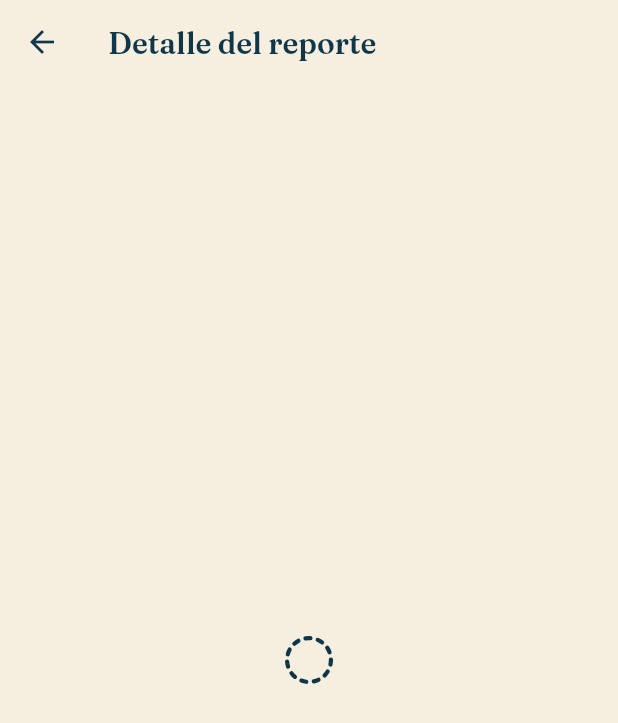
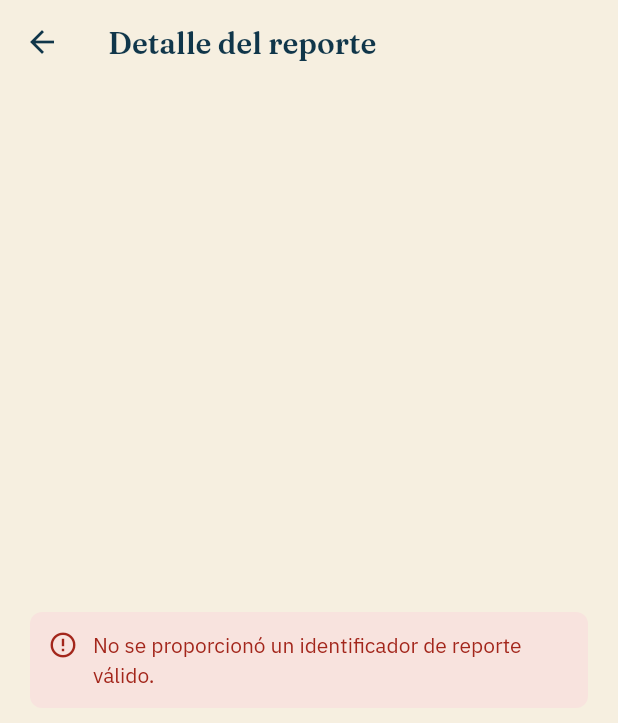
Before and after one commit to Juanda2005123/CivicApp, a Flutter app: the IncidentDetailScreen screen opened by its route, on a phone screen of 412 x 824 dp. Shown: the top 723 px of the screen. Run offline on Flutter 3.47's test engine with Material 3 defaults, Android fonts, the phone set to English and light mode, and no system bars; our stand-ins replace equatable, flutter_bloc, flutter_dotenv, geolocator, get_it, supabase_flutter; accounts and stored records are empty.

Commit message:
fix(reports): harden tracking code resolution, submit concurrency guard, and empty id handling

```diff
--- a/lib/features/reports/data/datasources/incident_remote_data_source.dart
+++ b/lib/features/reports/data/datasources/incident_remote_data_source.dart
@@ -149,7 +149,9 @@ class IncidentRemoteDataSource {
   /// Fetches full incident detail by ID or tracking code.
   Future<IncidentModel> getIncidentById(String idOrTrackingCode) async {
     try {
-      final isCode = idOrTrackingCode.startsWith('#') || idOrTrackingCode.contains('-');
+      final isTrackingCode = idOrTrackingCode.startsWith('#') ||
+          idOrTrackingCode.startsWith('VIG-') ||
+          idOrTrackingCode.length < 32;
 
       var query = _client.from('road_incident').select('''
         *,
@@ -160,7 +162,7 @@ class IncidentRemoteDataSource {
         incident_comment(id_comment)
       ''');
 
-      final row = isCode && !idOrTrackingCode.contains('-4') // Check if tracking code format
+      final row = isTrackingCode
           ? await query.eq('tracking_code', idOrTrackingCode).maybeSingle()
           : await query.eq('id_incident', idOrTrackingCode).maybeSingle();
 
--- a/lib/features/reports/ui/bloc/report_wizard_bloc.dart
+++ b/lib/features/reports/ui/bloc/report_wizard_bloc.dart
@@ -214,6 +214,8 @@ class ReportWizardBloc extends Bloc<ReportWizardEvent, ReportWizardState> {
   ) async {
     if (state.status == WizardStatus.submitting) return;
 
+    emit(state.copyWith(status: WizardStatus.submitting, clearErrorMessage: true));
+
     final profile = await _getCurrentProfile();
     if (profile == null) {
       emit(state.copyWith(
@@ -233,8 +235,6 @@ class ReportWizardBloc extends Bloc<ReportWizardEvent, ReportWizardState> {
       ));
       return;
     }
-
-    emit(state.copyWith(status: WizardStatus.submitting, clearErrorMessage: true));
 
     try {
       final published = await _createIncident(
--- a/lib/features/reports/ui/screens/incident_detail_screen.dart
+++ b/lib/features/reports/ui/screens/incident_detail_screen.dart
@@ -61,10 +61,22 @@ class _IncidentDetailScreenState extends State<IncidentDetailScreen> {
         builder: (context, state) {
           switch (state.status) {
             case IncidentDetailStatus.initial:
-            case IncidentDetailStatus.loading:
+              if (_resolvedId == null || _resolvedId!.isEmpty) {
+                return Center(
+                  child: Padding(
+                    padding: const EdgeInsets.all(AppSpacing.screen),
+                    child: AppNotice(
+                      message: 'No se proporcionó un identificador de reporte válido.',
+                      kind: NoticeKind.error,
+                    ),
+                  ),
+                );
+              }
               return const Center(
                 child: DottedSpinner(size: 36, semanticLabel: 'Cargando reporte vial...'),
               );
+
+            case IncidentDetailStatus.loading:
 
             case IncidentDetailStatus.failure:
               return Padding(
```
